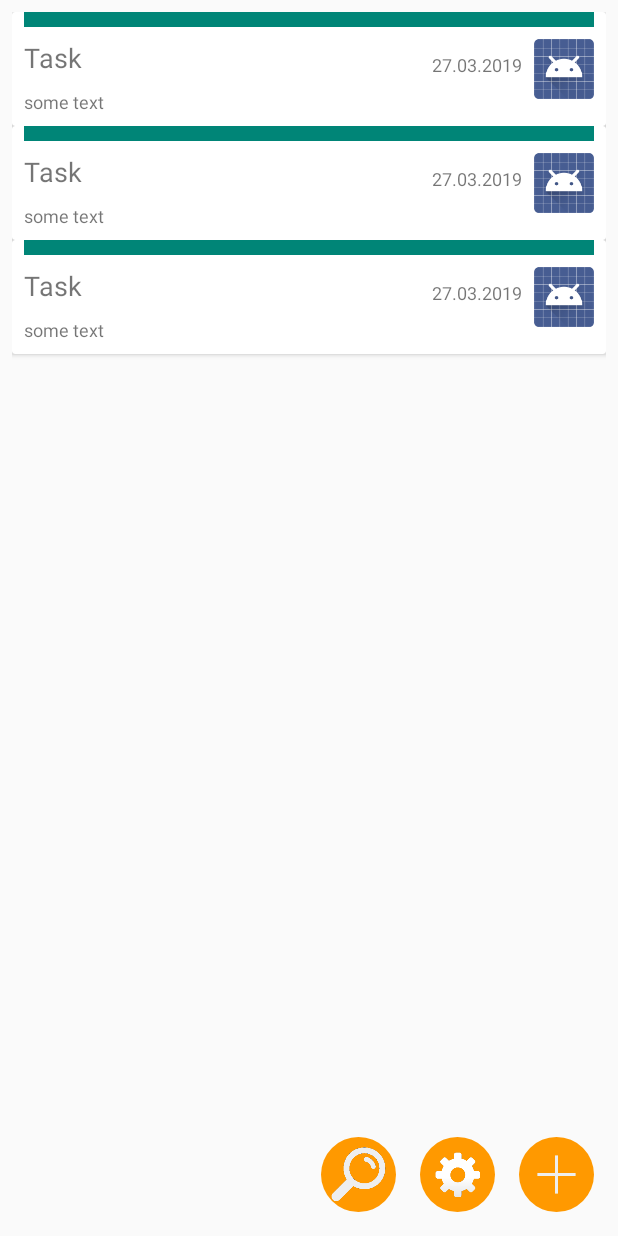
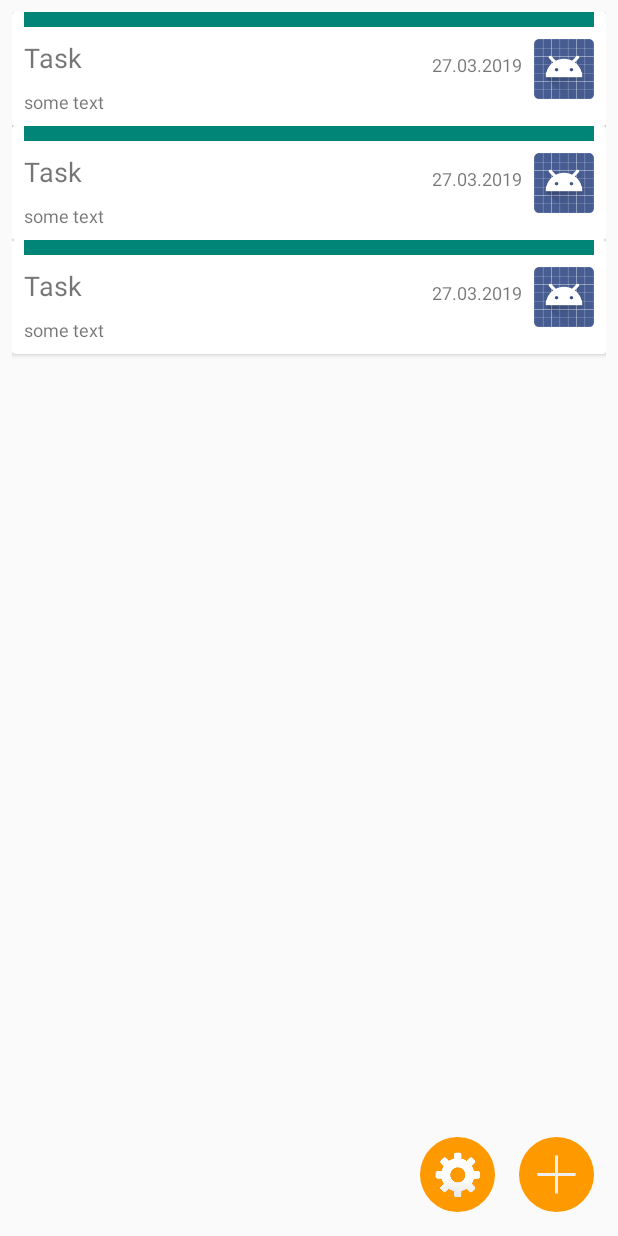
Before and after one commit to frealka/TodoList, an Android app: the layout activity_main.xml on its own in the app's theme, with its tools: preview values and no code run, on a phone screen of 412 x 824 dp. Run offline under Robolectric (Android 15) with nearby library versions, the phone set to English and light mode, and no system bars.

Commit message:
searched removed

```diff
--- a/app/src/main/java/com/example/agata/todolist/RecyclerViewAdapter.kt
+++ b/app/src/main/java/com/example/agata/todolist/RecyclerViewAdapter.kt
@@ -34,12 +34,12 @@ class RecyclerViewAdapter(val context: Context) :
     }
 
     fun sortAscending(){
-        items = ArrayList(items.sortedWith(compareBy({it.deadline})))
+        items = ArrayList(items.sortedWith(compareBy {it.deadline}))
         notifyDataSetChanged()
     }
 
     fun sortDescending(){
-        items = ArrayList(items.sortedWith(compareBy({it.deadline})).reversed())
+        items = ArrayList(items.sortedWith(compareBy {it.deadline}).reversed())
         notifyDataSetChanged()
     }
 
--- a/app/src/main/res/layout/activity_main.xml
+++ b/app/src/main/res/layout/activity_main.xml
@@ -19,15 +19,6 @@
     <ImageButton
             android:layout_width="50dp"
             android:layout_height="50dp"
-            app:srcCompat="@drawable/find_icon"
-            android:id="@+id/searchButton"
-            android:scaleType="fitCenter"
-            android:background="@drawable/default_shape" android:layout_marginEnd="16dp"
-            app:layout_constraintEnd_toStartOf="@+id/propertiesButton" android:layout_marginBottom="16dp"
-            app:layout_constraintBottom_toBottomOf="parent"/>
-    <ImageButton
-            android:layout_width="50dp"
-            android:layout_height="50dp"
             app:srcCompat="@drawable/plus_icon"
             android:id="@+id/addButton"
             android:scaleType="fitXY"
```
